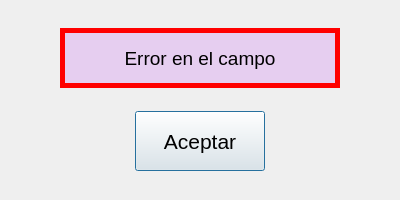
Above: ventanas/errorCampo.ui from Fnapo/03Corrupcion before the change. Below: the same form after it.
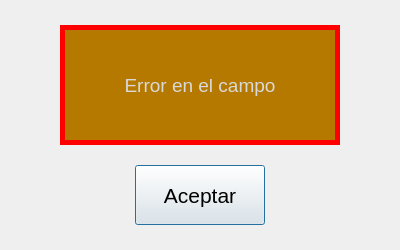
That is the form after the change.

What changed in the file:
```diff
--- a/ventanas/errorCampo.ui
+++ b/ventanas/errorCampo.ui
@@ -10,7 +10,7 @@
     <x>0</x>
     <y>0</y>
     <width>400</width>
-    <height>200</height>
+    <height>250</height>
    </rect>
   </property>
   <property name="sizePolicy">
@@ -22,13 +22,13 @@
   <property name="minimumSize">
    <size>
     <width>400</width>
-    <height>200</height>
+    <height>250</height>
    </size>
   </property>
   <property name="maximumSize">
    <size>
     <width>400</width>
-    <height>200</height>
+    <height>250</height>
    </size>
   </property>
   <property name="font">
@@ -70,13 +70,13 @@
      <property name="minimumSize">
       <size>
        <width>280</width>
-       <height>60</height>
+       <height>120</height>
       </size>
      </property>
      <property name="maximumSize">
       <size>
        <width>280</width>
-       <height>60</height>
+       <height>120</height>
       </size>
      </property>
      <property name="font">
@@ -88,9 +88,10 @@
       <bool>false</bool>
      </property>
      <property name="styleSheet">
-      <string notr="true">background-color: rgb(230, 206, 240);
+      <string notr="true">background-color:rgb(181, 121, 0);
 border-color: rgb(255, 0, 0);
-border: 5 solid rgb(255, 0, 0);</string>
+border: 5 solid rgb(255, 0, 0);
+color: rgb(217, 217, 217);</string>
      </property>
      <property name="frameShape">
       <enum>QFrame::NoFrame</enum>
@@ -104,6 +105,9 @@
      <property name="alignment">
       <set>Qt::AlignCenter</set>
      </property>
+     <property name="wordWrap">
+      <bool>true</bool>
+     </property>
     </widget>
    </item>
    <item row="0" column="4">
```
Left out of the diff: 2 changed lines with no effect on the pictures.
